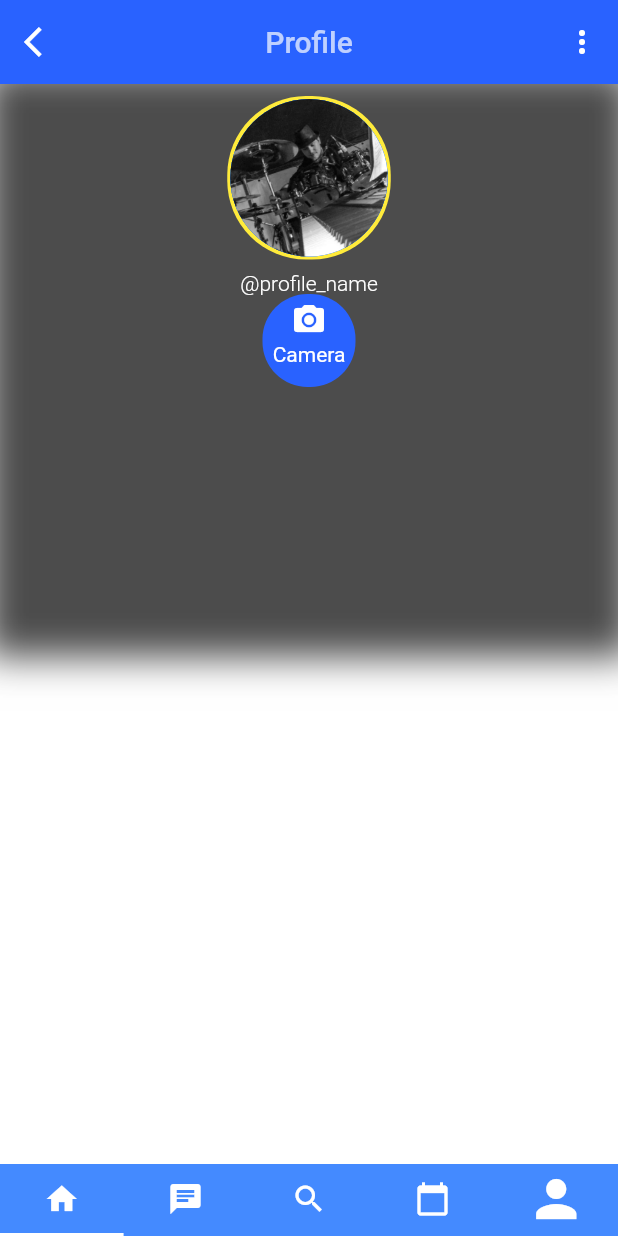
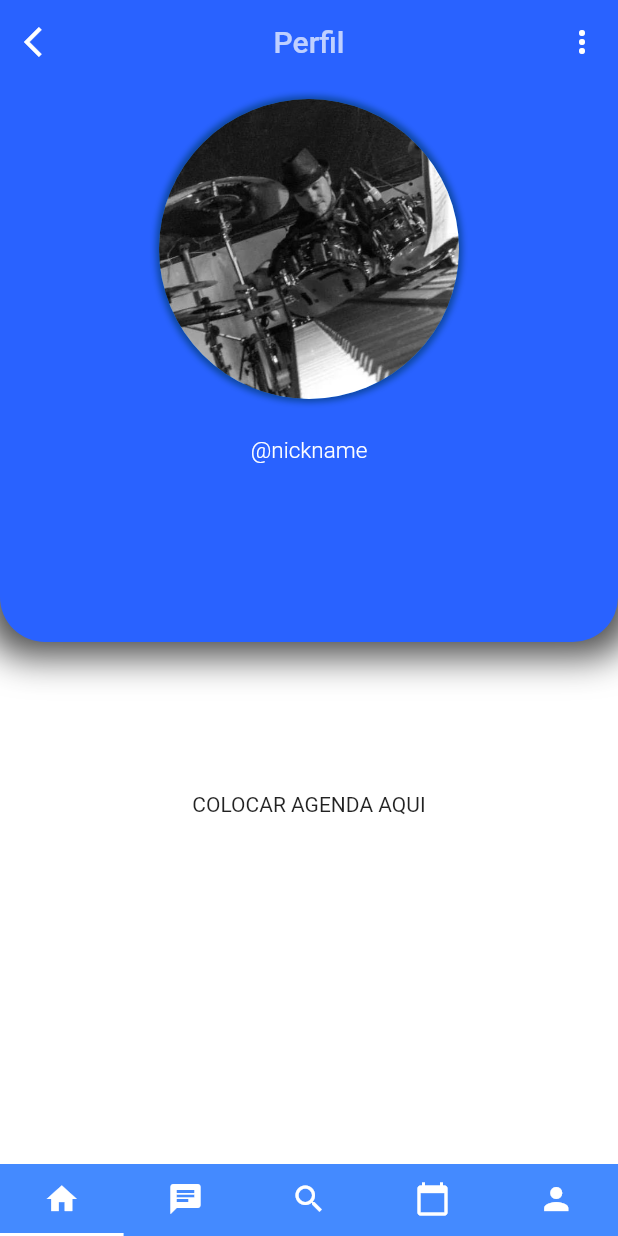
Before and after one commit to Rossitto/lsrtcc_Frontend_Flutter, a Flutter app: the ProfileScreen screen opened by its route, on a phone screen of 412 x 824 dp. Run offline on Flutter 3.47's test engine with Material 2 defaults, Android fonts, the phone set to English and light mode, and no system bars; our stand-ins replace animated_text_kit, shared_preferences, table_calendar; missing offline and left inert: date_time_format, emojis; accounts and stored records are empty; network calls fail.

Commit message:
profile screen

```diff
--- a/lib/screens/login_screen.dart
+++ b/lib/screens/login_screen.dart
@@ -4,6 +4,7 @@ import 'package:lsrtcc_flutter/constants.dart';
 import 'package:flutter/material.dart';
 import 'package:lsrtcc_flutter/components/rounded_button.dart';
 import 'package:lsrtcc_flutter/model/user.dart';
+import 'package:lsrtcc_flutter/screens/profile_screen.dart';
 import 'package:lsrtcc_flutter/services/backend_api.dart';
 
 class LoginScreen extends StatefulWidget {
@@ -96,10 +97,9 @@ class _LoginScreenState extends State<LoginScreen> {
                 if (response.statusCode == 202) {
                   print('Login efetuado com sucesso! ' +
                       'Status Code: ${response.statusCode}');
-                  // TODO: chamar outra tela, com user logado!!
+                  Navigator.pushNamed(context, ProfileScreen.id);
                 } else {
                   print('ERRO! ' + 'Status Code: ${response.statusCode}');
-                  // print(responseTitle);
                   setState(() {
                     showDialog(
                       context: context,
--- a/lib/screens/profile_screen.dart
+++ b/lib/screens/profile_screen.dart
@@ -18,7 +18,6 @@ class _ProfileScreenState extends State<ProfileScreen>
 
   @override
   void initState() {
-    // TODO: implement initState
     super.initState();
     tabController = TabController(length: 5, vsync: this);
   }
@@ -61,7 +60,7 @@ class _ProfileScreenState extends State<ProfileScreen>
               icon: Icon(
                 Icons.person,
                 color: Colors.white,
-                size: 40.0,
+                // size: 40.0,
               ),
             ),
           ],
@@ -70,7 +69,7 @@ class _ProfileScreenState extends State<ProfileScreen>
       appBar: AppBar(
         centerTitle: true,
         title: Text(
-          'Profile',
+          'Perfil',
           style: TextStyle(color: Colors.white70),
         ),
         elevation: 0,
@@ -107,88 +106,99 @@ class _ProfileScreenState extends State<ProfileScreen>
                     spreadRadius: 10,
                   ),
                 ],
+                color: Colors.blueAccent[700],
+                borderRadius: BorderRadius.only(
+                  bottomRight: Radius.circular(30),
+                  bottomLeft: Radius.circular(30),
+                ),
               ),
               child: Column(
                 children: <Widget>[
-                  Row(
-                    mainAxisAlignment: MainAxisAlignment.center,
-                    children: <Widget>[
+                  // Row(
+                  //   mainAxisAlignment: MainAxisAlignment.center,
+                  //   children: <Widget>[
                   Container(
-                        height: 105,
-                        width: 105,
+                    height: 200,
+                    width: 200,
                     decoration: BoxDecoration(
                       color: Colors.blueAccent[700],
-                          borderRadius: BorderRadius.circular(52.5),
+                      borderRadius: BorderRadius.circular(100),
                       boxShadow: [
                         BoxShadow(
-                              color: Colors.yellow,
+                          color: Colors.blue[900],
                           spreadRadius: 2,
+                          blurRadius: 3,
                         ),
                       ],
                     ),
                     child: CircleAvatar(
-                          radius: 50,
+                      radius: 100,
                       backgroundImage: AssetImage('images/profile1.jpg'),
                     ),
                   ),
-                    ],
-                  ),
+                  //   ],
+                  // ),
                   SizedBox(
-                    height: 10,
+                    height: 25,
                   ),
                   Text(
-                    '@profile_name',
+                    '@nickname',
                     style: TextStyle(
                       color: Colors.white,
                       fontWeight: FontWeight.w300,
+                      fontSize: 15.0,
                     ),
                   ),
-                  Padding(
-                    padding: const EdgeInsets.only(left: 20, right: 20),
-                    child: Row(
-                      mainAxisAlignment: MainAxisAlignment.center,
-                      children: [
-                        // TODO: aqui são os ícones abaixo da foto de perfil. Não precisará.
-                        Container(
-                          height: 60,
-                          width: 60,
-                          decoration: BoxDecoration(
-                            color: Colors.blueAccent[700],
-                            borderRadius: BorderRadius.circular(30),
-                            boxShadow: [
-                              BoxShadow(
-                                color: Colors.blueAccent[700],
-                                spreadRadius: 1,
-                              ),
-                            ],
-                          ),
-                          child: Padding(
-                            padding: const EdgeInsets.all(4.0),
-                            child: Column(
-                              children: [
-                                Icon(
-                                  Icons.photo_camera,
-                                  color: Colors.white,
-                                ),
-                                SizedBox(
-                                  height: 3,
-                                ),
-                                Text(
-                                  'Camera',
-                                  style: TextStyle(
-                                    color: Colors.white,
-                                  ),
-                                ),
+                  // Padding(
+                  //   padding: const EdgeInsets.only(left: 20, right: 20),
+                  //   child: Row(
+                  //     mainAxisAlignment: MainAxisAlignment.center,
+                  //     children: [
+                  //       // TODO: aqui são os ícones abaixo da foto de perfil. Não precisará.
+                  //       Container(
+                  //         height: 60,
+                  //         width: 60,
+                  //         decoration: BoxDecoration(
+                  //           color: Colors.blueAccent[700],
+                  //           borderRadius: BorderRadius.circular(30),
+                  //           boxShadow: [
+                  //             BoxShadow(
+                  //               color: Colors.blueAccent[700],
+                  //               spreadRadius: 1,
+                  //             ),
+                  //           ],
+                  //         ),
+                  //         child: Padding(
+                  //           padding: const EdgeInsets.all(4.0),
+                  //           child: Column(
+                  //             children: [
+                  //               Icon(
+                  //                 Icons.photo_camera,
+                  //                 color: Colors.white,
+                  //               ),
+                  //               SizedBox(
+                  //                 height: 3,
+                  //               ),
+                  //               Text(
+                  //                 'Camera',
+                  //                 style: TextStyle(
+                  //                   color: Colors.white,
+                  //                 ),
+                  //               ),
+                  //             ],
+                  //           ),
+                  //         ),
+                  //       ),
+                  //     ],
+                  //   ),
+                  // )
                 ],
               ),
             ),
-                        ),
-                      ],
-                    ),
+            Container(
+              padding: EdgeInsets.only(top: 100),
+              child: Text('COLOCAR AGENDA AQUI'),
             )
-                ],
-              ),
-            ),
           ],
         ),
       ),
--- a/lib/screens/welcome_screen.dart
+++ b/lib/screens/welcome_screen.dart
@@ -114,7 +114,7 @@ class _WelcomeScreenState extends State<WelcomeScreen>
             ),
             RoundedButton(
               color: Colors.lightBlueAccent,
-              text: 'Profile',
+              text: 'Perfil',
               onPressed: () {
                 Navigator.pushNamed(context, ProfileScreen.id);
               },
```
Also changed, not shown: lib/screens/registration_screen.dart (+5 -3 lines), images/profile1.jpeg (deleted). Lines whose indentation alone changed are shown as unchanged.
